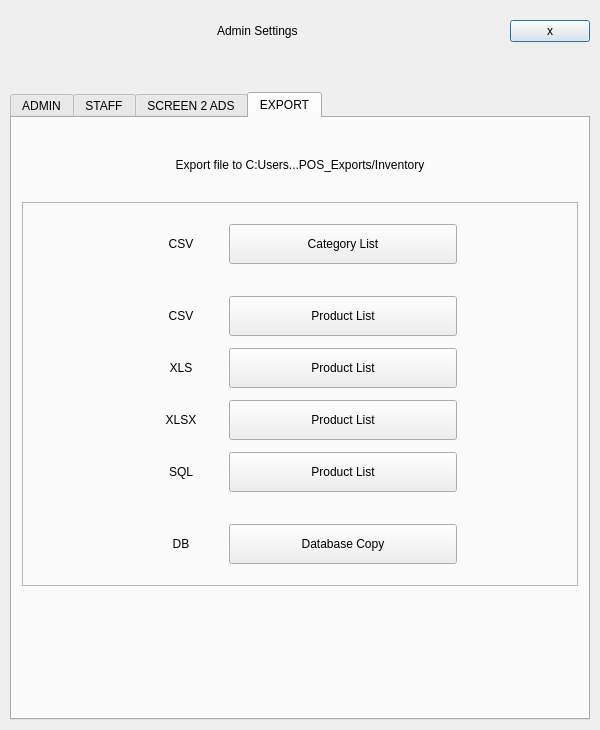
Qt form Project/ui/admin_menu.ui (Selvam-T/POS) before a commit.
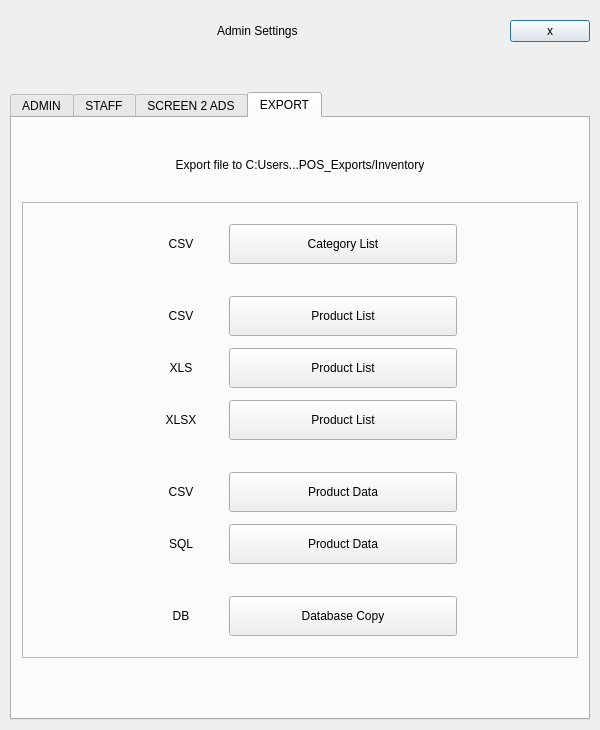
The same form after that commit.

Commit message: Harden category workflows and separate readable product exports from import data

Diff of the .ui file:
```diff
--- a/Project/ui/admin_menu.ui
+++ b/Project/ui/admin_menu.ui
@@ -1303,7 +1303,23 @@
            </widget>
           </item>
           <item>
-           <widget class="QFrame" name="sqlExportFrame">
+           <spacer name="verticalSpacer_productData">
+            <property name="orientation">
+             <enum>Qt::Vertical</enum>
+            </property>
+            <property name="sizeType">
+             <enum>QSizePolicy::Fixed</enum>
+            </property>
+            <property name="sizeHint" stdset="0">
+             <size>
+              <width>20</width>
+              <height>20</height>
+             </size>
+            </property>
+           </spacer>
+          </item>
+          <item>
+           <widget class="QFrame" name="productDataCsvExportFrame">
             <property name="minimumSize">
              <size>
               <width>0</width>
@@ -1316,7 +1332,7 @@
             <property name="frameShadow">
              <enum>QFrame::Plain</enum>
             </property>
-            <layout class="QHBoxLayout" name="horizontalLayout_exportSqlFrame" stretch="1,3">
+            <layout class="QHBoxLayout" name="horizontalLayout_productDataCsvExportFrame" stretch="1,3">
              <property name="spacing">
               <number>10</number>
              </property>
@@ -1333,7 +1349,69 @@
               <number>0</number>
              </property>
              <item>
-              <widget class="QLabel" name="sqlExportLabel">
+              <widget class="QLabel" name="productDataCsvExportLabel">
+               <property name="minimumSize">
+                <size>
+                 <width>0</width>
+                 <height>40</height>
+                </size>
+               </property>
+               <property name="text">
+                <string>CSV</string>
+               </property>
+               <property name="alignment">
+                <set>Qt::AlignCenter</set>
+               </property>
+              </widget>
+             </item>
+             <item>
+              <widget class="QPushButton" name="productDataCsvExportBtn">
+               <property name="minimumSize">
+                <size>
+                 <width>0</width>
+                 <height>40</height>
+                </size>
+               </property>
+               <property name="text">
+                <string>Product Data</string>
+               </property>
+              </widget>
+             </item>
+            </layout>
+           </widget>
+          </item>
+          <item>
+           <widget class="QFrame" name="productDataSqlExportFrame">
+            <property name="minimumSize">
+             <size>
+              <width>0</width>
+              <height>42</height>
+             </size>
+            </property>
+            <property name="frameShape">
+             <enum>QFrame::NoFrame</enum>
+            </property>
+            <property name="frameShadow">
+             <enum>QFrame::Plain</enum>
+            </property>
+            <layout class="QHBoxLayout" name="horizontalLayout_productDataSqlExportFrame" stretch="1,3">
+             <property name="spacing">
+              <number>10</number>
+             </property>
+             <property name="leftMargin">
+              <number>0</number>
+             </property>
+             <property name="topMargin">
+              <number>0</number>
+             </property>
+             <property name="rightMargin">
+              <number>0</number>
+             </property>
+             <property name="bottomMargin">
+              <number>0</number>
+             </property>
+             <item>
+              <widget class="QLabel" name="productDataSqlExportLabel">
                <property name="minimumSize">
                 <size>
                  <width>0</width>
@@ -1349,15 +1427,15 @@
               </widget>
              </item>
              <item>
-              <widget class="QPushButton" name="sqlExportBtn">
+              <widget class="QPushButton" name="productDataSqlExportBtn">
                <property name="minimumSize">
                 <size>
                  <width>0</width>
                  <height>40</height>
-                </size>
+               </size>
                </property>
                <property name="text">
-                <string>Product List</string>
+                <string>Product Data</string>
                </property>
               </widget>
              </item>
```
Left out of the diff: 3 changed lines with no effect on the pictures. The commit also changes 18 other files.
